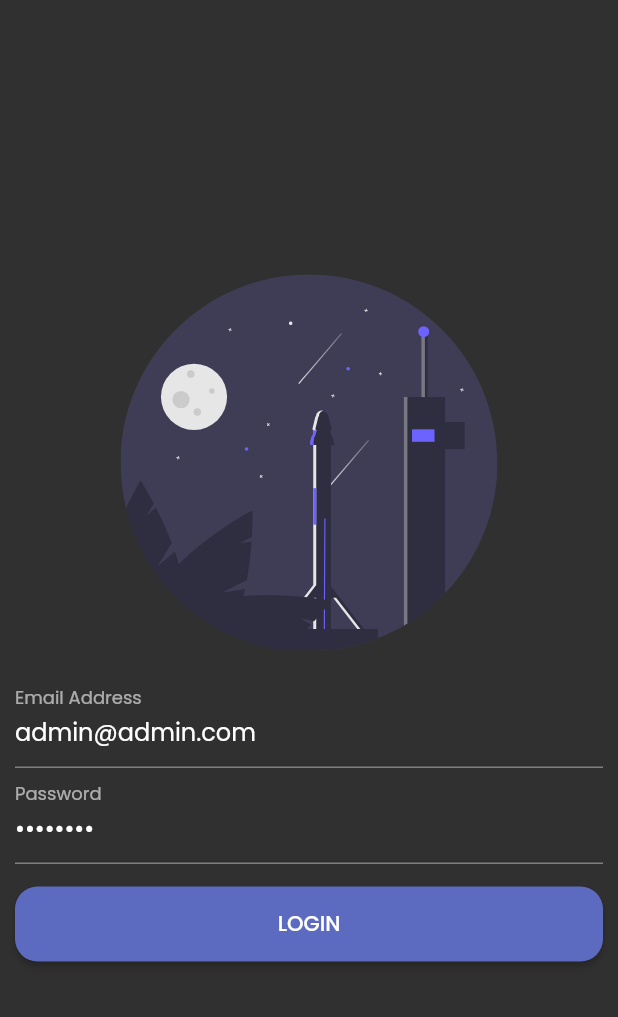
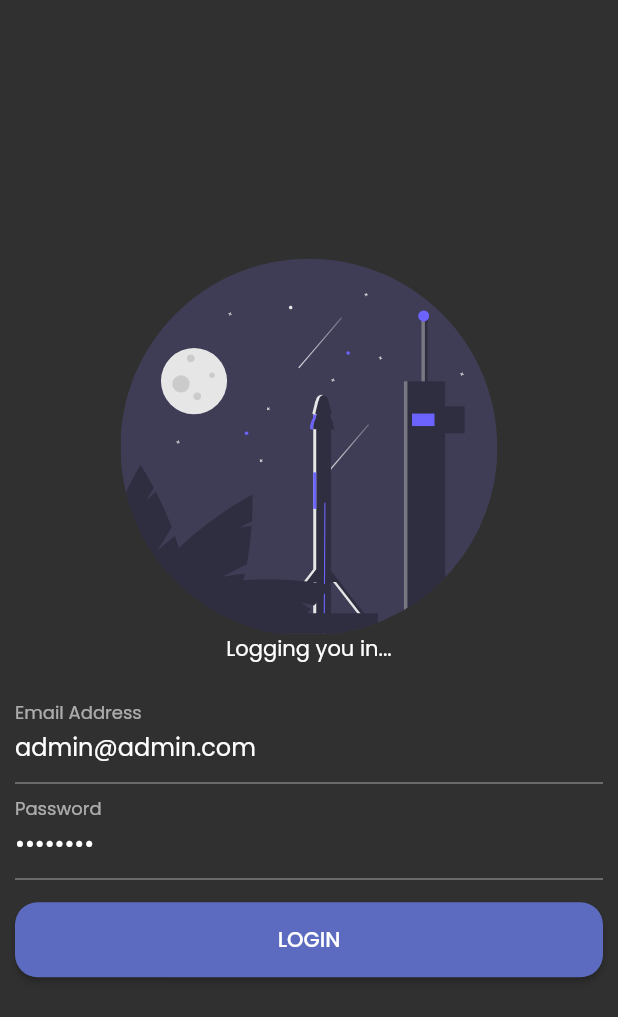
Before and after one commit to carlomigueldy/laradart-alpha, a Flutter app: the screen it shows after launch, after a tap on "LOGIN", on a phone screen of 412 x 824 dp. Shown: the top 1017 px of the screen. Run offline on Flutter 3.47's test engine with Material 2 defaults, Android fonts, the phone set to English and light mode, and no system bars; our stand-ins replace dio, faker, flutter_svg, google_fonts, nested, shared_preferences; accounts and stored records are empty; network calls fail.

```diff
--- a/lib/screens/login_screen.dart
+++ b/lib/screens/login_screen.dart
@@ -5,8 +5,15 @@ import 'package:dio/dio.dart';
 import 'package:flutter/material.dart';
 import 'package:provider/provider.dart';
 
-class LoginScreen extends StatelessWidget {
+class LoginScreen extends StatefulWidget {
   static const routeName = '/login';
+
+  @override
+  _LoginScreenState createState() => _LoginScreenState();
+}
+
+class _LoginScreenState extends State<LoginScreen> {
+  bool _loading = false;
 
   @override
   Widget build(BuildContext context) {
@@ -14,10 +21,12 @@ class LoginScreen extends StatelessWidget {
     final _emailController = TextEditingController(text: 'admin@admin.com');
     final _passwordController = TextEditingController(text: 'password');
     final _formKey = GlobalKey<FormState>();
+    final _scaffoldKey = GlobalKey<ScaffoldState>();
 
     return Scaffold(
         resizeToAvoidBottomInset: false,
         resizeToAvoidBottomPadding: false,
+        key: _scaffoldKey,
         body: SafeArea(
             child: Padding(
           padding: EdgeInsets.all(10.0),
@@ -32,6 +41,7 @@ class LoginScreen extends StatelessWidget {
                   'assets/illustrations/relaunch_day.svg',
                   height: 250.0,
                 ),
+                Center(child: Text(_loading ? 'Logging you in...' : '')),
                 SizedBox(
                   height: 15,
                 ),
@@ -57,24 +67,24 @@ class LoginScreen extends StatelessWidget {
                 ),
                 Container(
                   height: 50,
-                  child: Builder(
-                    builder: (context) => RaisedButton(
+                  child: RaisedButton(
                       child: Text('LOGIN'),
                       onPressed: () async {
                         if (_formKey.currentState.validate()) {
+                          setState(() {
+                            _loading = true;
+                          });
+
                           Response response = await authProvider.login({
                             "email": _emailController.text,
                             "password": _passwordController.text
                           });
 
-                            if (response.statusCode == 200) {
-                              Scaffold.of(context).showSnackBar(SnackBar(
-                                content: Text('You have logged in!'),
-                              ));
-                            }
+                          setState(() {
+                            _loading = false;
+                          });
                         }
                       }),
-                  ),
                 )
               ],
             ),
```
Also changed, not shown: lib/screens/home_screen.dart (+32 -0 lines). Lines whose indentation alone changed are shown as unchanged.
